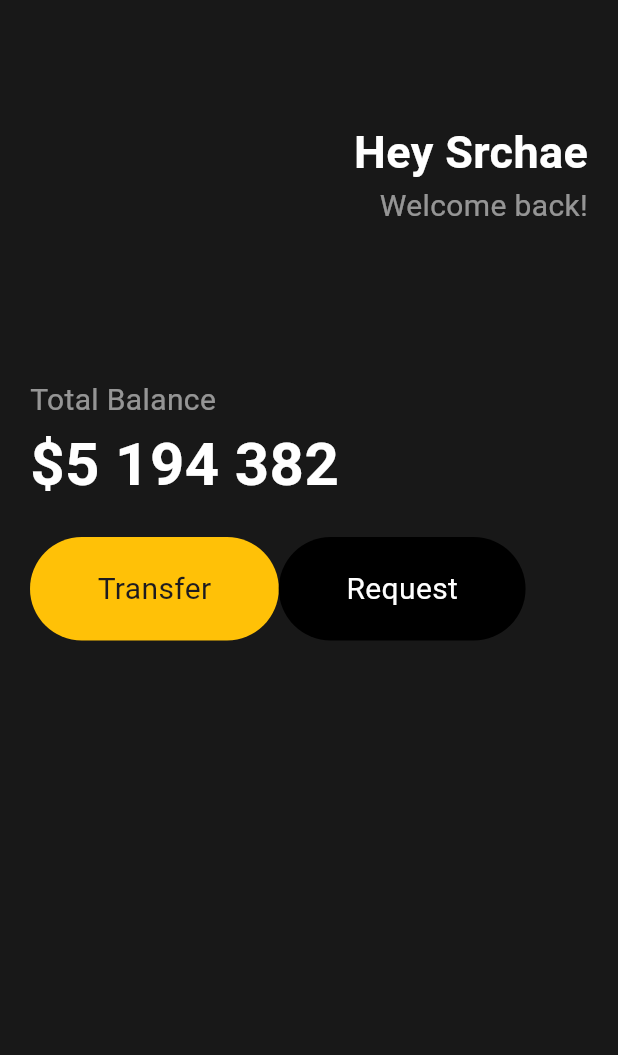
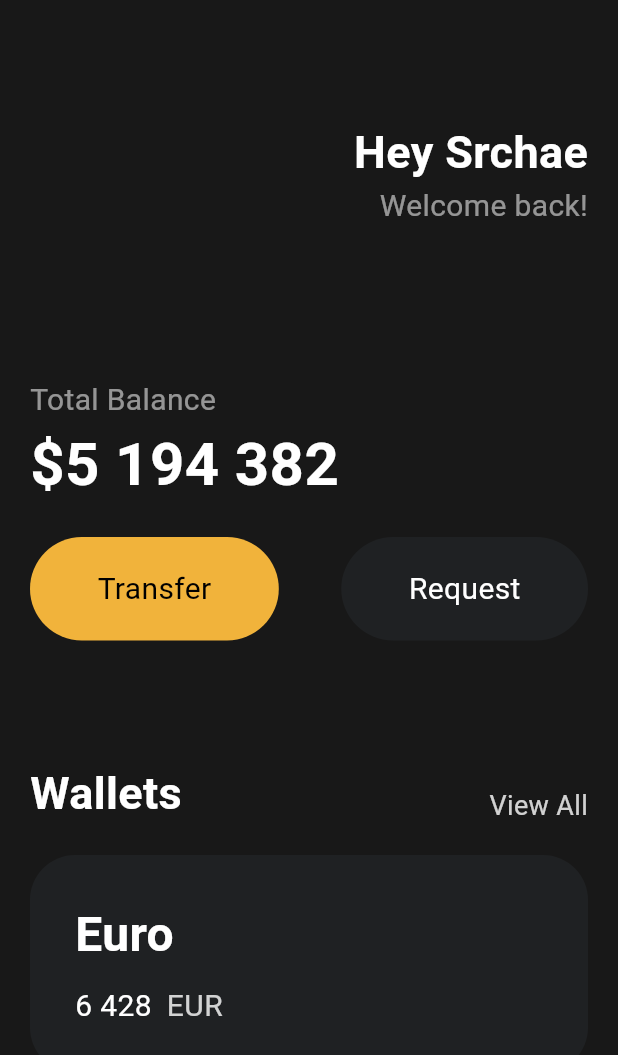
Before and after one commit to srchae/flutter-begin, a Flutter app: the screen it shows after launch, on a phone screen of 412 x 824 dp. Shown: the top 1055 px of the screen. Run offline on Flutter 3.47's test engine with Material 3 defaults, Android fonts, the phone set to English and light mode, and no system bars.

Commit message:
💄 Feat: Wallets UI 생성

```diff
--- a/lib/main.dart
+++ b/lib/main.dart
@@ -1,4 +1,5 @@
 import 'package:flutter/material.dart';
+import 'package:flutter_first_app/widgets/Button.dart';
 
 void main() {
   runApp(const MyApp());
@@ -60,35 +61,89 @@ class MyApp extends StatelessWidget {
                     height: 20,
                   ),
                   Row(
+                    mainAxisAlignment: MainAxisAlignment.spaceBetween,
                     children: [
-                      Container(
-                          decoration: BoxDecoration(
-                            color: Colors.amber,
-                            borderRadius: BorderRadius.circular(50),
-                          ),
-                          child: Padding(
-                            padding: EdgeInsets.symmetric(
-                                horizontal: 45, vertical: 20),
-                            child: Text(
-                              "Transfer",
-                              style: TextStyle(fontSize: 20),
-                            ),
-                          )),
-                      Container(
-                        decoration: BoxDecoration(
-                            color: Colors.black,
-                            borderRadius: BorderRadius.circular(50)),
-                        child: Padding(
-                          padding: EdgeInsets.symmetric(
-                              horizontal: 45, vertical: 20),
-                          child: Text(
-                            "Request",
-                            style: TextStyle(fontSize: 20, color: Colors.white),
-                          ),
+                      Button(
+                          text: "Transfer",
+                          bgColor: Color(0xFFF1B33B),
+                          textColor: Colors.black),
+                      Button(
+                          text: "Request",
+                          bgColor: Color(0xFF1F2123),
+                          textColor: Colors.white)
+                    ],
+                  ),
+                  SizedBox(
+                    height: 80,
+                  ),
+                  Row(
+                    crossAxisAlignment: CrossAxisAlignment.end,
+                    mainAxisAlignment: MainAxisAlignment.spaceBetween,
+                    children: [
+                      Text(
+                        "Wallets",
+                        style: TextStyle(
+                          color: Colors.white,
+                          fontSize: 30,
+                          fontWeight: FontWeight.w600,
+                        ),
+                      ),
+                      Text(
+                        "View All",
+                        style: TextStyle(
+                          color: Colors.white.withOpacity(0.8),
+                          fontSize: 18,
                         ),
                       )
                     ],
-                  )
+                  ),
+                  SizedBox(height: 20),
+                  Container(
+                    decoration: BoxDecoration(
+                        color: Color(0xFF1F2123),
+                        borderRadius: BorderRadius.circular(30)),
+                    child: Padding(
+                      padding: const EdgeInsets.all(30),
+                      child: Row(
+                        children: [
+                          Column(
+                            crossAxisAlignment: CrossAxisAlignment.start,
+                            children: [
+                              Text(
+                                'Euro',
+                                style: TextStyle(
+                                    color: Colors.white,
+                                    fontSize: 32,
+                                    fontWeight: FontWeight.w600),
+                              ),
+                              SizedBox(
+                                height: 10,
+                              ),
+                              Row(
+                                children: [
+                                  Text(
+                                    "6 428",
+                                    style: TextStyle(
+                                        color: Colors.white, fontSize: 20),
+                                  ),
+                                  SizedBox(
+                                    width: 10,
+                                  ),
+                                  Text(
+                                    "EUR",
+                                    style: TextStyle(
+                                      color: Colors.white.withOpacity(0.8),
+                                      fontSize: 20,
+                                    ),
+                                  ),
+                                ],
+                              ),
+                            ],
+                          ),
+                        ],
+                      ),
+                    ),
+                  ),
                 ],
               ),
             )));
```
